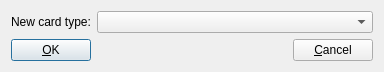
Before: the Qt Designer form mnemosyne/mnemosyne/pyqt_ui/change_card_type_dlg.ui in mnemosyne-proj/mnemosyne, drawn with Qt 5.
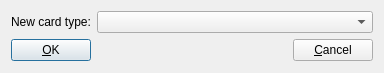
After: the same form once the commit is applied.

```diff
--- a/mnemosyne/mnemosyne/pyqt_ui/change_card_type_dlg.ui
+++ b/mnemosyne/mnemosyne/pyqt_ui/change_card_type_dlg.ui
@@ -7,7 +7,7 @@
     <x>0</x>
     <y>0</y>
     <width>384</width>
-    <height>68</height>
+    <height>73</height>
    </rect>
   </property>
   <property name="windowTitle">
```
